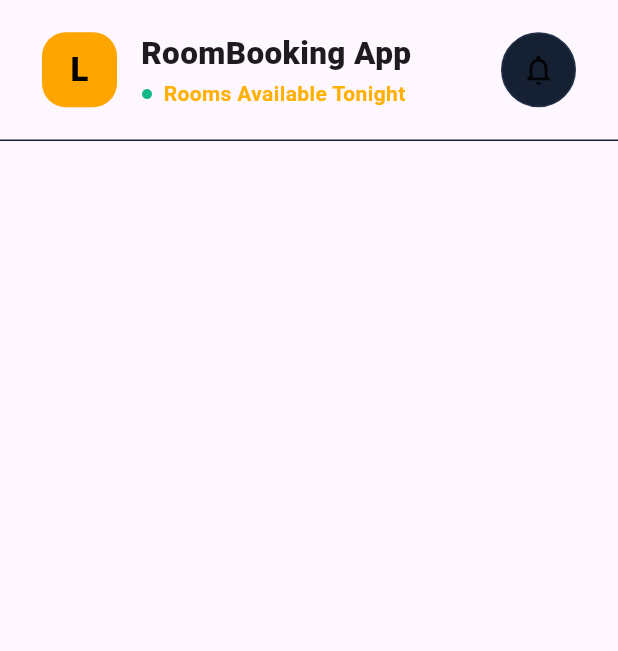
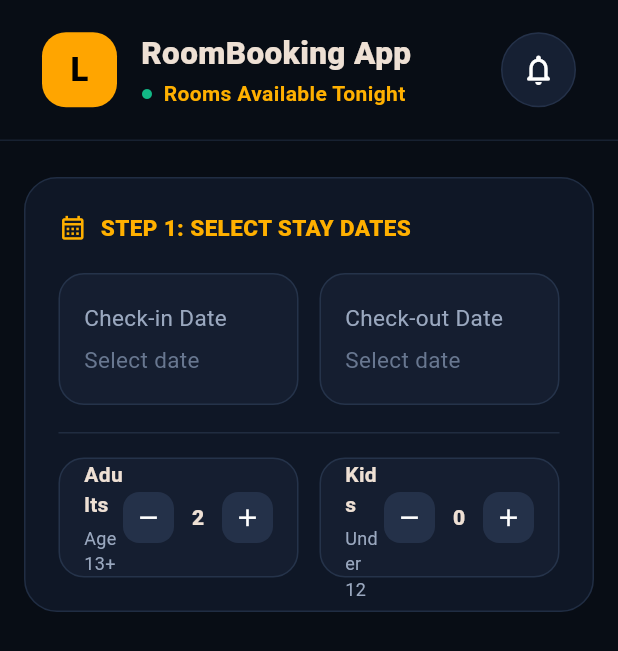
Before and after one commit to raneezz/room_bookingTestApp, a Flutter app: the screen it shows after launch, on a phone screen of 412 x 824 dp. Shown: the top 651 px of the screen. Run offline on Flutter 3.47's test engine with Material 3 defaults, Android fonts, the phone set to English and light mode, and no system bars; our stand-ins replace get.

Commit message:
StayDateView

```diff
--- a/lib/core/constants/app_constants.dart
+++ b/lib/core/constants/app_constants.dart
@@ -2,5 +2,6 @@ class AppConstants {
   AppConstants._();
   static const appName='RoomBooking App';
   static const availableTonight='Rooms Available Tonight';
-
+  static const maxAdultCount=10;
+  static const maxKidCount=10;
 }
--- /dev/null
+++ b/lib/core/theme/app_theme.dart
@@ -0,0 +1,16 @@
+import 'package:flutter/material.dart';
+import 'app_colors.dart';
+
+class AppTheme {
+
+  static ThemeData get dark => ThemeData(
+    useMaterial3: true,
+    brightness: Brightness.dark,
+    scaffoldBackgroundColor: AppColors.background,
+    colorScheme: ColorScheme.fromSeed(
+      seedColor: AppColors.orange,
+      brightness: Brightness.dark,
+    ),
+    fontFamily: 'Roboto',
+  );
+}
--- /dev/null
+++ b/lib/core/utils/date_utils.dart
@@ -0,0 +1,30 @@
+class DateUtils {
+  DateUtils();
+
+  static DateTime dateOnly(DateTime d) => DateTime(d.year, d.month, d.day);
+
+  static int nightsBetween(DateTime? a, DateTime? b) {
+    if (a == null || b == null) return 0;
+    final n = b.difference(a).inDays;
+    return n > 0 ? n : 0;
+  }
+
+  static String formatDate(DateTime? d) {
+    if (d == null) return '';
+    const m = [
+      'Jan',
+      'Feb',
+      'Mar',
+      'Apr',
+      'May',
+      'Jun',
+      'Jul',
+      'Aug',
+      'Sep',
+      'Oct',
+      'Nov',
+      'Dec',
+    ];
+    return '${d.day.toString().padLeft(2, '0')} ${m[d.month - 1]} ${d.year}';
+  }
+}
--- /dev/null
+++ b/lib/data/models/room_booking.dart
@@ -0,0 +1,10 @@
+class RoomBooking {
+  final String roomCode;
+  final DateTime checkIn, checkOut;
+
+  const RoomBooking({
+    required this.roomCode,
+    required this.checkIn,
+    required this.checkOut,
+  });
+}
--- a/lib/main.dart
+++ b/lib/main.dart
@@ -1,10 +1,10 @@
 import 'package:flutter/material.dart';
-import 'package:get/get_core/src/get_main.dart';
-import 'package:get/get_instance/src/bindings_interface.dart';
-import 'package:get/get_instance/src/extension_instance.dart';
+
 import 'package:get/get_navigation/src/root/get_material_app.dart';
 import 'package:roombookingapp/screens/booking/controllers/BookingController.dart';
 import 'package:roombookingapp/screens/booking/pages/BookingPage.dart';
+
+import 'core/theme/app_theme.dart';
 
 void main() {
   WidgetsFlutterBinding.ensureInitialized();
@@ -16,9 +16,9 @@ class MyApp extends StatelessWidget {
 
   @override
   Widget build(BuildContext context) =>
-
       GetMaterialApp(debugShowCheckedModeBanner: false,
+        theme: AppTheme.dark,
         title: 'Booking App',
-        initialBinding: BindingsBuilder(() => Get.put(BookingController())),
+        initialBinding: BookingBinding(),
         home: const BookingPage(),);
 }
--- a/lib/screens/booking/controllers/BookingController.dart
+++ b/lib/screens/booking/controllers/BookingController.dart
@@ -1,5 +1,56 @@
 import 'package:get/get.dart';
 
+import '../../../core/constants/app_constants.dart';
+import '../../../core/utils/date_utils.dart';
+
+class BookingBinding extends Bindings {
+  @override
+  void dependencies() {
+    Get.lazyPut<BookingController>(
+          () => BookingController(),
+      fenix: true,
+    );
+  }
+}
 class BookingController extends GetxController {
+  static BookingController get to => Get.put(BookingController());
 
+  final checkIn = Rxn<DateTime>(),
+      checkOut = Rxn<DateTime>(),
+      selectedRoomCode = RxnString();
+  final adults = 2.obs,
+      kids = 0.obs,
+      validationMessage = RxnString(),
+      validationIsError = false.obs;
+
+  @override
+  void onInit() {
+    super.onInit();
+  }
+
+  int get totalGuests => adults.value + kids.value;
+
+  int get nights => DateUtils.nightsBetween(checkIn.value, checkOut.value);
+
+  void incrementAdults() {
+    if (adults.value < AppConstants.maxAdultCount) adults.value++;
+    validateCapacity();
+  }
+
+  void decrementAdults() {
+    if (adults.value > 1) adults.value--;
+    validateCapacity();
+  }
+
+  void incrementKids() {
+    if (kids.value < AppConstants.maxKidCount) kids.value++;
+    validateCapacity();
+  }
+
+  void decrementKids() {
+    if (kids.value > 0) kids.value--;
+    validateCapacity();
+  }
+
+  void validateCapacity() {}
 }
--- a/lib/screens/booking/pages/BookingPage.dart
+++ b/lib/screens/booking/pages/BookingPage.dart
@@ -2,6 +2,7 @@ import 'package:flutter/material.dart';
 import 'package:get/get_state_manager/src/simple/get_view.dart';
 
 import '../controllers/BookingController.dart';
+import '../widgets/searchDatesCard.dart';
 import '../widgets/top_bar.dart';
 
 class BookingPage extends GetView<BookingController> {
@@ -18,8 +19,11 @@ class BookingPage extends GetView<BookingController> {
                 slivers: [
                   SliverPadding(
                     padding: const EdgeInsets.fromLTRB(16, 24, 16, 24),
-                    sliver: SliverList(delegate: SliverChildListDelegate([])),
+                    sliver: SliverList(delegate: SliverChildListDelegate([
+                      SearchDatesCard(controller: controller),
+                    ])),
                   ),
+
                 ],
               ),
 
--- /dev/null
+++ b/lib/screens/booking/widgets/guest_counter.dart
@@ -0,0 +1,48 @@
+import 'package:flutter/material.dart';
+
+class GuestCounter extends StatelessWidget {
+  final String title, subtitle;
+  final int value;
+  final VoidCallback onMinus, onPlus;
+
+  const GuestCounter(
+      {super.key, required this.title, required this.subtitle, required this.value, required this.onMinus, required this.onPlus});
+
+  @override Widget build(BuildContext c) =>
+      Container(height: 80,
+          padding: const EdgeInsets.symmetric(horizontal: 16),
+          decoration: BoxDecoration(color: const Color(0xFF151E30),
+              borderRadius: BorderRadius.circular(17),
+              border: Border.all(color: const Color(0xFF25334A))),
+          child: Row(children: [
+            Expanded(child: Column(mainAxisAlignment: MainAxisAlignment.center,
+                crossAxisAlignment: CrossAxisAlignment.start,
+                children: [
+                  Text(title, style: const TextStyle(
+                      fontSize: 14, fontWeight: FontWeight.w700)),
+                  const SizedBox(height: 4),
+                  Text(subtitle, style: const TextStyle(
+                      color: Color(0xFF9AA8BF), fontSize: 12))
+                ])),
+            _Button(icon: Icons.remove, onTap: onMinus),
+            SizedBox(width: 32,
+                child: Center(child: Text('$value', style: const TextStyle(
+                    fontSize: 14, fontWeight: FontWeight.w800)))),
+            _Button(icon: Icons.add, onTap: onPlus)
+          ]));
+}
+
+class _Button extends StatelessWidget {
+  final IconData icon;
+  final VoidCallback onTap;
+
+  const _Button({required this.icon, required this.onTap});
+
+  @override Widget build(BuildContext c) =>
+      Material(color: const Color(0xFF243149),
+          borderRadius: BorderRadius.circular(11),
+          child: InkWell(onTap: onTap,
+              borderRadius: BorderRadius.circular(11),
+              child: SizedBox(
+                  width: 34, height: 34, child: Icon(icon, size: 19))));
+}
--- /dev/null
+++ b/lib/screens/booking/widgets/panel.dart
@@ -0,0 +1,20 @@
+import 'package:flutter/material.dart';
+import '../../../../core/theme/app_colors.dart';
+
+class AppPanel extends StatelessWidget {
+  final Widget child;
+
+  const AppPanel({super.key, required this.child});
+
+  @override
+  Widget build(BuildContext c) => Container(
+    width: double.infinity,
+    padding: const EdgeInsets.all(22),
+    decoration: BoxDecoration(
+      color: AppColors.panel,
+      borderRadius: BorderRadius.circular(22),
+      border: Border.all(color: AppColors.border),
+    ),
+    child: child,
+  );
+}
--- /dev/null
+++ b/lib/screens/booking/widgets/searchDatesCard.dart
@@ -0,0 +1,97 @@
+import 'package:flutter/material.dart' hide DateUtils;
+import 'package:get/get.dart';
+import 'package:roombookingapp/screens/booking/widgets/panel.dart';
+import 'package:roombookingapp/screens/booking/widgets/pills.dart';
+import 'package:roombookingapp/screens/booking/widgets/validation_banner.dart';
+import '../../../../core/theme/app_colors.dart';
+import '../../../../core/utils/date_utils.dart';
+import '../controllers/BookingController.dart';
+import 'guest_counter.dart';
+
+
+class SearchDatesCard extends StatelessWidget {
+  final BookingController controller;
+
+  const SearchDatesCard({super.key, required this.controller});
+
+  @override Widget build(BuildContext c) =>
+      AppPanel(child: Obx(() =>
+          Column(crossAxisAlignment: CrossAxisAlignment.start,
+              children: [
+                Row(children: [
+                  const Icon(
+                      Icons.calendar_month_outlined, color: AppColors.gold,
+                      size: 19),
+                  const SizedBox(width: 9),
+                  const Expanded(child: Text('STEP 1: SELECT STAY DATES',
+                      style: TextStyle(color: AppColors.gold,
+                          fontSize: 15,
+                          fontWeight: FontWeight.w800))),
+                  if(controller.nights > 0)GoldPill(
+                      text: '${controller.nights} Nights')
+                ]),
+                const SizedBox(height: 20),
+                Row(children: [
+                  Expanded(child: _DateField(label: 'Check-in Date',
+                      value: DateUtils.formatDate(controller.checkIn.value),
+                      onTap: () => "")),
+                  SizedBox(width: 14),
+                  Expanded(child: _DateField(label: 'Check-out Date',
+                      value: DateUtils.formatDate(controller.checkOut.value),
+                      onTap: () => ""))
+                ]),
+                const SizedBox(height: 18),
+                const Divider(color: Color(0xFF202C40), height: 1),
+                const SizedBox(height: 16),
+                Row(children: [
+                  Expanded(child: GuestCounter(title: 'Adults',
+                      subtitle: 'Age 13+',
+                      value: controller.adults.value,
+                      onMinus: controller.decrementAdults,
+                      onPlus: controller.incrementAdults)),
+                  const SizedBox(width: 14),
+                  Expanded(child: GuestCounter(title: 'Kids',
+                      subtitle: 'Under 12',
+                      value: controller.kids.value,
+                      onMinus: controller.decrementKids,
+                      onPlus: controller.incrementKids))
+                ]),
+                if(controller.validationMessage.value != null)Padding(
+                    padding: const EdgeInsets.only(top: 16),
+                    child: ValidationBanner(
+                        message: controller.validationMessage.value!,
+                        isError: controller.validationIsError.value))
+              ])));
+}
+
+class _DateField extends StatelessWidget {
+  final String label, value;
+  final VoidCallback onTap;
+
+  const _DateField(
+      {required this.label, required this.value, required this.onTap});
+
+  @override Widget build(BuildContext c) =>
+      InkWell(onTap: onTap,
+          borderRadius: BorderRadius.circular(17),
+          child: Container(height: 88,
+              padding: const EdgeInsets.symmetric(horizontal: 16, vertical: 14),
+              decoration: BoxDecoration(color: AppColors.field,
+                  borderRadius: BorderRadius.circular(17),
+                  border: Border.all(color: AppColors.borderLight)),
+              child: Column(crossAxisAlignment: CrossAxisAlignment.start,
+                  mainAxisAlignment: MainAxisAlignment.center,
+                  children: [
+                    Text(label, style: const TextStyle(
+                        color: AppColors.secondaryText, fontSize: 15)),
+                    const SizedBox(height: 7),
+                    Text(value.isEmpty ? 'Select date' : value,
+                        style: TextStyle(color: value.isEmpty
+                            ? const Color(0xFF687790)
+                            : Colors.white,
+                            fontSize: 15,
+                            fontWeight: value.isEmpty
+                                ? FontWeight.w400
+                                : FontWeight.w700))
+                  ])));
+}
```
Also changed, not shown: lib/data/mock/mock_bookings.dart (added, +16 -0 lines), lib/data/mock/mock_rooms.dart (added, +50 -0 lines), lib/data/models/hotel_room.dart (added, +15 -0 lines), lib/data/repositories/room_repository.dart (added, +8 -0 lines), lib/screens/booking/widgets/pills.dart (added, +49 -0 lines), lib/screens/booking/widgets/validation_banner.dart (added, +48 -0 lines).
